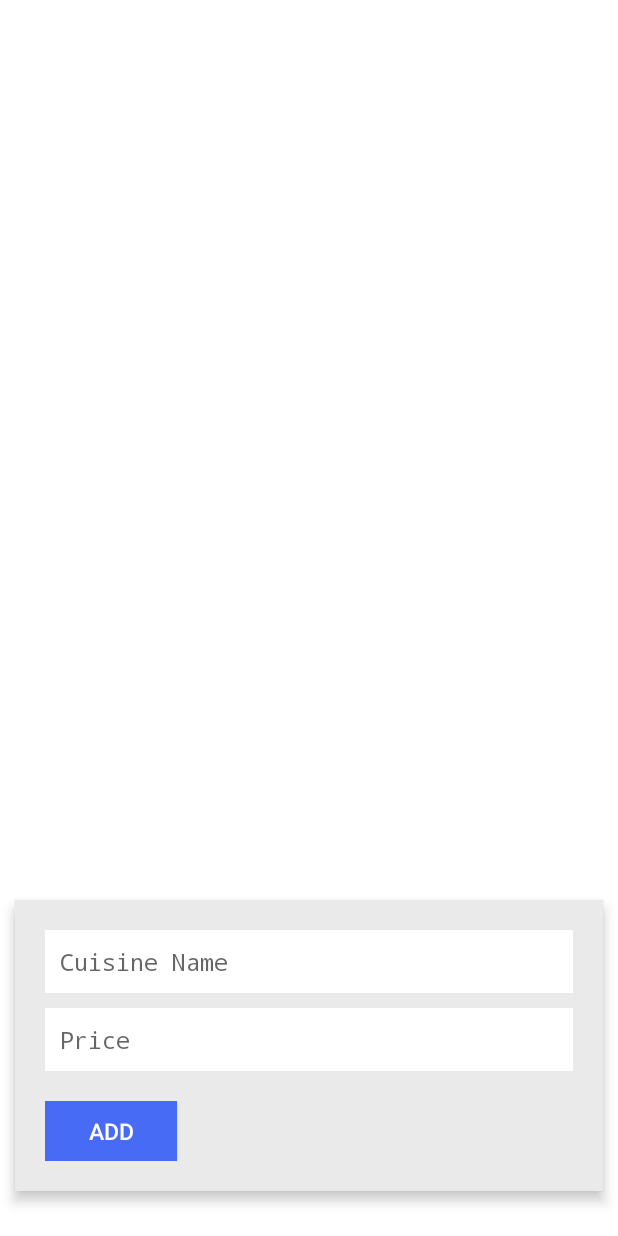
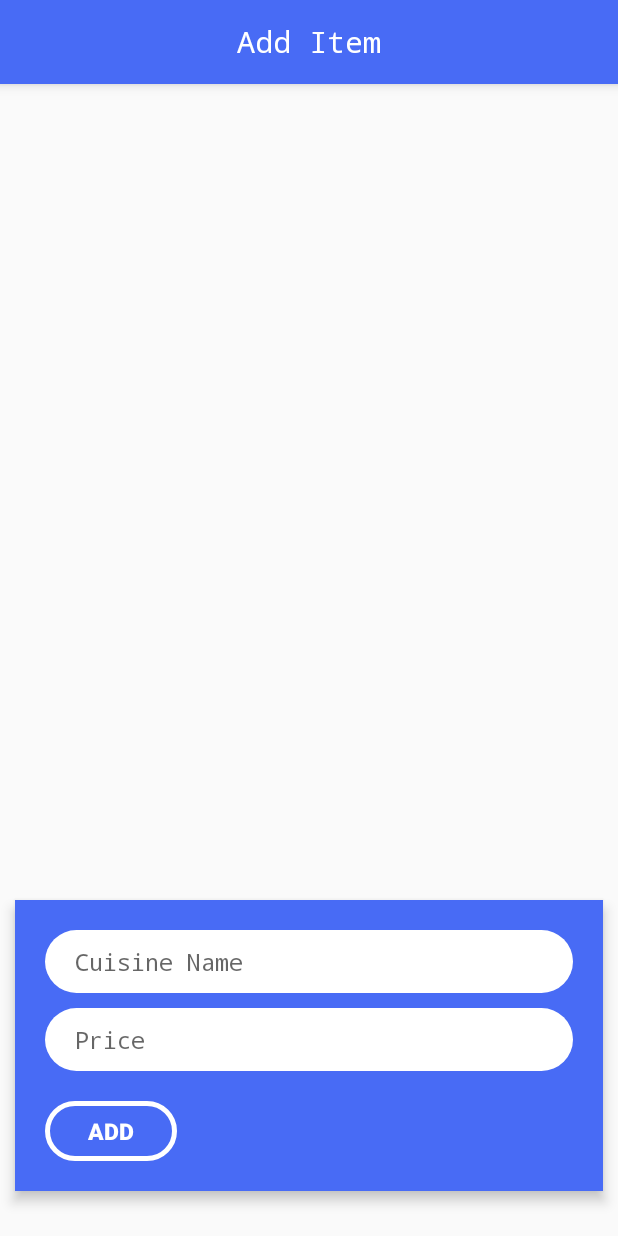
Before and after one commit to snihore/OrderPrio, an Android app: the AddMenuActivity screen opened directly, with no data from a screen before it, on a phone screen of 412 x 824 dp. Run offline under Robolectric (Android 15) with nearby library versions, the phone set to English and light mode, and no system bars; our stand-ins replace Firebase (no records; nobody signed in at launch, a user with empty details on screens opened directly).

```diff
--- a/app/build.gradle
+++ b/app/build.gradle
@@ -27,6 +27,7 @@ dependencies {
     implementation 'com.android.support:design:28.0.0'
     implementation 'com.google.firebase:firebase-auth:16.0.5'
     implementation 'com.github.ybq:Android-SpinKit:1.4.0'
+    implementation 'androidmads.library.qrgenearator:QRGenearator:1.0.3'
     implementation 'com.google.firebase:firebase-firestore:17.1.2'
     testImplementation 'junit:junit:4.12'
     androidTestImplementation 'androidx.test:runner:1.1.1'
--- a/app/src/main/AndroidManifest.xml
+++ b/app/src/main/AndroidManifest.xml
@@ -9,7 +9,8 @@
         android:roundIcon="@mipmap/ic_launcher_round"
         android:supportsRtl="true"
         android:theme="@style/AppTheme">
-        <activity android:name=".AddMenuActivity"></activity>
+        <activity android:name=".ShopQRActivity"></activity>
+        <activity android:name=".AddMenuActivity" />
         <activity android:name=".ShopDashboard" />
         <activity android:name=".ShopRegistration" />
         <activity android:name=".OptionActivity" />
--- a/app/src/main/java/com/orderprio/AddMenuActivity.java
+++ b/app/src/main/java/com/orderprio/AddMenuActivity.java
@@ -4,49 +4,135 @@ import androidx.annotation.NonNull;
 import androidx.appcompat.app.AppCompatActivity;
 
 import android.os.Bundle;
+import android.util.Log;
 import android.view.View;
 import android.widget.Button;
 import android.widget.EditText;
+import android.widget.ListView;
 import android.widget.TextView;
 import android.widget.Toast;
 
 import com.google.android.gms.tasks.OnFailureListener;
 import com.google.android.gms.tasks.OnSuccessListener;
+import com.google.firebase.auth.FirebaseAuth;
 import com.google.firebase.firestore.CollectionReference;
 import com.google.firebase.firestore.DocumentReference;
+import com.google.firebase.firestore.DocumentSnapshot;
+import com.google.firebase.firestore.EventListener;
 import com.google.firebase.firestore.FirebaseFirestore;
+import com.google.firebase.firestore.FirebaseFirestoreException;
+import com.google.firebase.firestore.ListenerRegistration;
+import com.google.firebase.firestore.QuerySnapshot;
 import com.orderprio.data.ShopMenuData;
 
-import java.text.SimpleDateFormat;
-import java.util.Calendar;
-import java.util.Date;
+import java.util.ArrayList;
+import java.util.Collection;
+import java.util.Collections;
 import java.util.HashMap;
+import java.util.Iterator;
+import java.util.List;
 import java.util.Map;
+
+import javax.annotation.Nullable;
 
 public class AddMenuActivity extends AppCompatActivity implements View.OnClickListener {
 
     private EditText cuisineNameEditText, cuisinePriceEditText;
     private Button addBtn;
     private TextView addStatus;
-
-    public static final String SHOP_MENU_KEY = "SHOP_MENU_KEY";
+    private ListView listView;
+    FirebaseAuth mAuth;
+    private DocumentReference documentReference = FirebaseFirestore.getInstance().collection("OrderPrio").document("Shop");
+    private CollectionReference collectionReference;
+    private ListenerRegistration listenerRegistration;
 
     @Override
     protected void onCreate(Bundle savedInstanceState) {
         super.onCreate(savedInstanceState);
         setContentView(R.layout.activity_add_menu);
 
+        mAuth = FirebaseAuth.getInstance();
+
         initViews();
+
+        fetchFromAuthUser();
 
         //click events ...
         addBtn.setOnClickListener(this);
     }
 
+    @Override
+    protected void onStart() {
+        super.onStart();
+
+        if(collectionReference == null){
+            return;
+        }
+        CollectionReference reference = collectionReference.document("MenuData").collection("ItemList");
+
+        listenerRegistration = reference.addSnapshotListener(new EventListener<QuerySnapshot>() {
+            @Override
+            public void onEvent(@Nullable QuerySnapshot queryDocumentSnapshots, @Nullable FirebaseFirestoreException e) {
+                if(e != null){
+                    e.printStackTrace();
+                    return;
+                }
+                if(queryDocumentSnapshots.isEmpty()){
+                    return;
+                }
+                List<DocumentSnapshot> list = queryDocumentSnapshots.getDocuments();
+                List<ShopMenuData> itemList = new ArrayList<>();
+                for(DocumentSnapshot snapshot: list){
+                    try{
+                        ShopMenuData shopMenuData = snapshot.toObject(ShopMenuData.class);
+                        itemList.add(shopMenuData);
+                    }catch (Exception err){
+                        err.printStackTrace();
+                    }
+                }
+
+                if(itemList.size()>0){
+                    CustomItemListView customItemListView = new CustomItemListView(getApplicationContext(), itemList);
+                    listView.setAdapter(customItemListView);
+                }
+            }
+        });
+    }
+
+    @Override
+    protected void onStop() {
+        super.onStop();
+        if(listenerRegistration != null){
+            listenerRegistration.remove();
+        }
+    }
+
+    private void fetchFromAuthUser() {
+        if(mAuth.getCurrentUser() != null){
+            String phoneNumber = mAuth.getCurrentUser().getPhoneNumber();
+            String email = mAuth.getCurrentUser().getEmail();
+
+            String collectionName = null;
+
+            if(phoneNumber != null){
+                collectionName = phoneNumber;
+            }
+            if(email != null){
+                collectionName = email;
+            }
+
+            if(collectionName != null){
+                collectionReference = documentReference.collection(collectionName);
+            }
+
+        }
+    }
     private void initViews() {
         addStatus = (TextView)findViewById(R.id.add_status);
         cuisineNameEditText = (EditText)findViewById(R.id.menu_cuisine_name);
         cuisinePriceEditText = (EditText)findViewById(R.id.menu_cuisine_price);
         addBtn = (Button)findViewById(R.id.menu_add_btn);
+        listView = (ListView)findViewById(R.id.add_menu_listview);
     }
 
     @Override
@@ -69,43 +155,34 @@ public class AddMenuActivity extends AppCompatActivity implements View.OnClickLi
             return;
         }
 
-        CollectionReference collection = FirebaseFirestore.getInstance().collection("ShopMenuData");
-        DocumentReference documentReference;
-        String dateStr;
-       try{
-           // Get Current Date ...
-           Date date = Calendar.getInstance().getTime();
-           SimpleDateFormat dateFormat = new SimpleDateFormat("dd-MMM-yyyy");
-           dateStr = dateFormat.format(date);
-
-           //Add data to FireStore
-           documentReference = collection.document(dateStr);
-
-       }catch (Exception e){
-           documentReference = collection.document();
-       }
-
-       final ShopMenuData shopMenuData = new ShopMenuData(cuisineName, cuisinePrice, true);
-
-        Map<String, ShopMenuData> map = new HashMap<>();
-        map.put(SHOP_MENU_KEY, shopMenuData);
+        if(collectionReference == null){
+            Toast.makeText(this, "Database error ...", Toast.LENGTH_SHORT).show();
+            return;
+        }
 
         addStatus.setText("wait...");
-        documentReference.collection("ItemList").document(shopMenuData.getCuisineName()).set(map)
+
+        DocumentReference reference = collectionReference.document("MenuData").collection("ItemList").document(cuisineName);
+
+        ShopMenuData shopMenuData = new ShopMenuData(cuisineName, cuisinePrice, true);
+
+        reference.set(shopMenuData)
                 .addOnSuccessListener(new OnSuccessListener<Void>() {
                     @Override
                     public void onSuccess(Void aVoid) {
                         Toast.makeText(AddMenuActivity.this, "Added", Toast.LENGTH_SHORT).show();
-                        addStatus.setText("added "+shopMenuData.getCuisineName());
+                        addStatus.setText("added");
+                        cuisineNameEditText.setText("");
+                        cuisinePriceEditText.setText("");
                     }
                 })
                 .addOnFailureListener(new OnFailureListener() {
                     @Override
                     public void onFailure(@NonNull Exception e) {
                         Toast.makeText(AddMenuActivity.this, e.getMessage(), Toast.LENGTH_SHORT).show();
-                        addStatus.setText("not added "+shopMenuData.getCuisineName());
+                        addStatus.setText(e.getMessage());
                     }
                 });
+    }
 
-    }
 }
--- a/app/src/main/java/com/orderprio/MainActivity.java
+++ b/app/src/main/java/com/orderprio/MainActivity.java
@@ -24,7 +24,7 @@ public class MainActivity extends AppCompatActivity {
             }
 
             public void onFinish() {
-                Intent intent = new Intent(getApplicationContext(), ShopDashboard.class);
+                Intent intent = new Intent(getApplicationContext(), EnterActivity.class);
                 startActivity(intent);
             }
 
--- a/app/src/main/java/com/orderprio/data/ShopMenuData.java
+++ b/app/src/main/java/com/orderprio/data/ShopMenuData.java
@@ -8,6 +8,9 @@ public class ShopMenuData {
     private String cuisineName;
     private String cuisinePrice;
     private boolean cuisineAvailability;
+
+    public ShopMenuData() {
+    }
 
     public ShopMenuData(String cuisineName, String cuisinePrice, boolean cuisineAvailability) {
         this.cuisineName = cuisineName;
--- /dev/null
+++ b/app/src/main/res/drawable/round_bg04.xml
@@ -0,0 +1,6 @@
+<?xml version="1.0" encoding="utf-8"?>
+<shape xmlns:android="http://schemas.android.com/apk/res/android"
+    android:shape="rectangle">
+    <solid android:color="@android:color/white" />
+    <corners android:radius="100dp"/>
+</shape>
--- /dev/null
+++ b/app/src/main/res/drawable/round_bg05.xml
@@ -0,0 +1,10 @@
+<?xml version="1.0" encoding="utf-8"?>
+<shape xmlns:android="http://schemas.android.com/apk/res/android"
+    android:shape="rectangle">
+    <solid android:color="@android:color/transparent" />
+    <corners android:radius="100dp"/>
+    <stroke
+        android:width="3dp"
+        android:color="@android:color/white"
+        />
+</shape>
--- /dev/null
+++ b/app/src/main/res/drawable/round_bg06.xml
@@ -0,0 +1,6 @@
+<?xml version="1.0" encoding="utf-8"?>
+<shape xmlns:android="http://schemas.android.com/apk/res/android"
+    android:shape="rectangle">
+    <solid android:color="@android:color/white" />
+    <corners android:radius="20dp"/>
+</shape>
--- a/app/src/main/res/layout/activity_add_menu.xml
+++ b/app/src/main/res/layout/activity_add_menu.xml
@@ -4,8 +4,29 @@
     xmlns:tools="http://schemas.android.com/tools"
     android:layout_width="match_parent"
     android:layout_height="match_parent"
-    android:background="@android:color/white"
     tools:context=".AddMenuActivity">
+    <RelativeLayout
+        android:layout_width="match_parent"
+        android:layout_height="?attr/actionBarSize"
+        android:background="@color/colorPrimaryDark"
+        android:id="@+id/layout06"
+        android:elevation="5dp">
+        <TextView
+            android:layout_width="wrap_content"
+            android:layout_height="wrap_content"
+            android:layout_centerInParent="true"
+            android:textSize="20sp"
+            android:fontFamily="monospace"
+            android:textColor="@android:color/white"
+            android:text="Add Item"/>
+    </RelativeLayout>
+
+    <ListView
+        android:layout_width="match_parent"
+        android:layout_height="match_parent"
+        android:id="@+id/add_menu_listview"
+        android:layout_below="@+id/layout06"
+        android:layout_above="@+id/layout05"/>
 
     <LinearLayout
         android:layout_width="match_parent"
@@ -16,7 +37,7 @@
         android:layout_marginLeft="10dp"
         android:layout_marginRight="10dp"
         android:layout_marginBottom="30dp"
-        android:background="#eaeaea"
+        android:background="@color/colorPrimaryDark"
         android:elevation="5dp"
         android:id="@+id/layout05">
 
@@ -29,11 +50,11 @@
             android:textColor="@android:color/black"
             android:fontFamily="monospace"
             android:inputType="textShortMessage"
-            android:background="@drawable/round_bg02"
+            android:background="@drawable/round_bg04"
             android:paddingTop="10dp"
             android:paddingBottom="10dp"
-            android:paddingLeft="10dp"
-            android:paddingRight="10dp"
+            android:paddingLeft="20dp"
+            android:paddingRight="20dp"
             android:layout_marginBottom="10dp"/>
         <EditText
             android:id="@+id/menu_cuisine_price"
@@ -44,11 +65,11 @@
             android:textColor="@android:color/black"
             android:fontFamily="monospace"
             android:inputType="textShortMessage"
-            android:background="@drawable/round_bg02"
+            android:background="@drawable/round_bg04"
             android:paddingTop="10dp"
             android:paddingBottom="10dp"
-            android:paddingLeft="10dp"
-            android:paddingRight="10dp"
+            android:paddingLeft="20dp"
+            android:paddingRight="20dp"
             android:layout_marginBottom="10dp"/>
 
         <RelativeLayout
@@ -60,9 +81,10 @@
                 android:layout_width="wrap_content"
                 android:layout_height="40dp"
                 android:textColor="@android:color/white"
-                android:background="@color/colorPrimaryDark"
+                android:background="@drawable/round_bg05"
                 android:textSize="15sp"
                 android:text="Add"
+                android:textStyle="bold"
                 android:layout_centerVertical="true"
                 android:layout_alignParentStart="true"/>
             <TextView
@@ -70,7 +92,7 @@
                 android:layout_width="wrap_content"
                 android:layout_height="wrap_content"
                 android:text=""
-                android:textColor="@color/colorGrey"
+                android:textColor="@android:color/white"
                 android:textSize="18sp"
                 android:textStyle="italic"
                 android:layout_alignParentEnd="true"
--- a/app/src/main/res/layout/activity_shop_dashboard.xml
+++ b/app/src/main/res/layout/activity_shop_dashboard.xml
@@ -106,6 +106,7 @@
                     android:text="Orders"/>
             </LinearLayout>
             <LinearLayout
+                android:id="@+id/qr_code_layout_btn"
                 android:layout_width="120dp"
                 android:layout_height="120dp"
                 android:orientation="vertical"
```
Also changed, not shown: app/src/main/java/com/orderprio/CustomItemListView.java (added, +57 -0 lines), app/src/main/java/com/orderprio/ShopDashboard.java (+7 -1 lines), app/src/main/java/com/orderprio/ShopQRActivity.java (added, +263 -0 lines), app/src/main/java/com/orderprio/ShopRegistration.java (+16 -20 lines), app/src/main/java/com/orderprio/data/QRCodeData.java (added, +28 -0 lines), app/src/main/java/com/orderprio/data/ShopRegistrationData.java (+25 -1 lines), app/src/main/res/layout/activity_shop_qr.xml (added, +26 -0 lines), app/src/main/res/layout/menu_listview_item.xml (added, +37 -0 lines).
